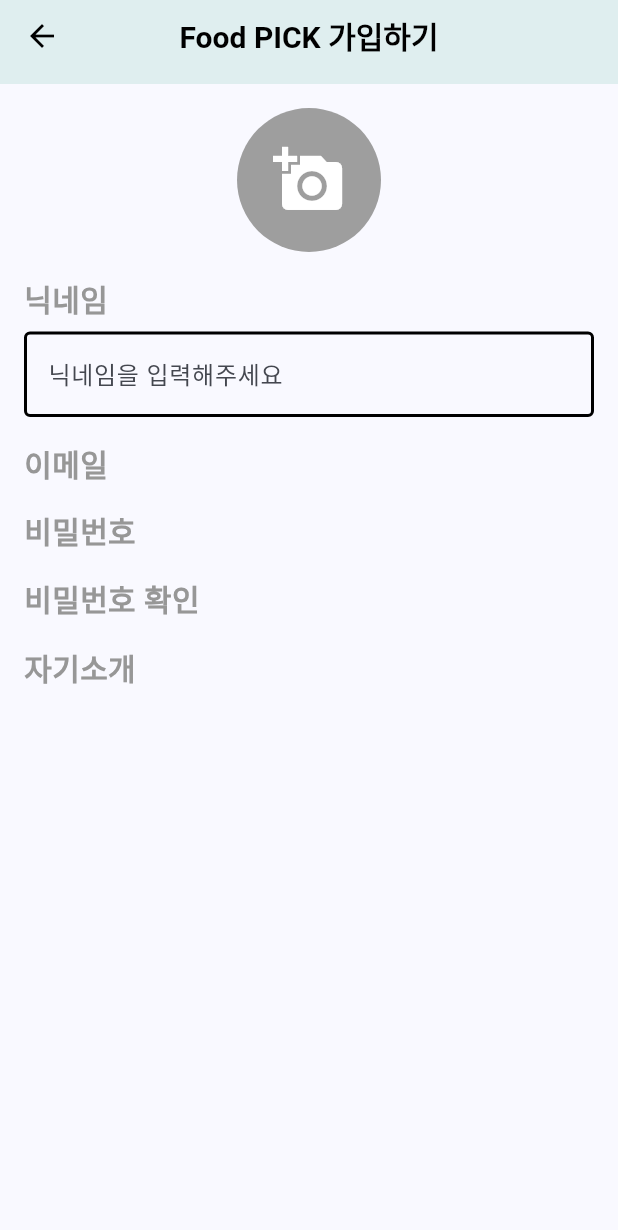
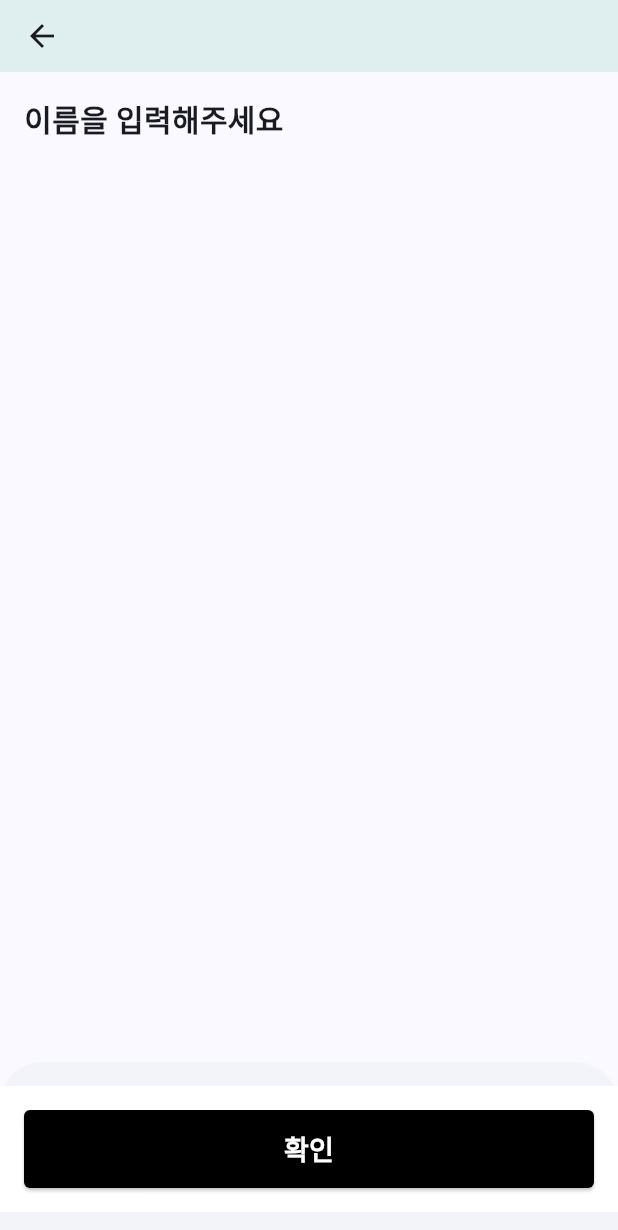
Before and after one commit to rara-record/flutter, a Flutter app: the RegisterScreen screen opened by its route, on a phone screen of 412 x 824 dp. Shown: the top 1230 px of the screen. Run offline on Flutter 3.47's test engine with Material 3 defaults, Android fonts, the phone set to English and light mode, and no system bars; our stand-ins replace flutter_hooks, supabase_flutter; accounts and stored records are empty.

Commit message:
feat: 현재 스텝에 따라 제목 텍스트를 변경

```diff
--- a/intro/lib/screen/register_screen.dart
+++ b/intro/lib/screen/register_screen.dart
@@ -1,195 +1,77 @@
-import 'dart:io';
+import 'package:flutter/material.dart';
+import 'package:flutter_hooks/flutter_hooks.dart';
+import 'package:intro/widget/buttons.dart';
 
-import 'package:flutter/material.dart';
-import 'package:intro/widget/appbar.dart';
-import 'package:image_picker/image_picker.dart';
-import 'package:intro/widget/text_fields.dart';
-import 'package:intro/widget/texts.dart';
+// 이전 스텝의 일부 UI 요소가 그대로 남아있는 상태에서 다음 스텝으로 이동한다.
+// 이전 단계에서 입력된 정보를 계속해서 유지하면서 추가적인 입력을 받는 구조
 
-class RegisterScreen extends StatefulWidget {
+// 각 스텝마다 UI의 변화를 주면서 동일한 위젯을 업데이트 하고,
+// 사용자가 이전에 입력한 정보는 유지하면서 새로운 정보를 입력할 수 있도록 한다.
+
+// 예를 들어, 텍스트 필드와 설명 텍스트를 하나의 column에 두고, 이들의 내용을 변경해 나가는 방식이다.
+
+// 주요 변경 사항:
+// getSectionText: 현재 스텝에 따라 제목 텍스트를 변경합니다.
+// getTextFieldWidget: 각 스텝에 맞는 텍스트 필드를 반환하며, 이전에 입력된 값을 유지하고 현재 스텝에 맞는 입력을 받습니다.
+// goToNextStep: 다음 스텝으로 이동하며, 마지막 스텝에서 가입 절차를 완료합니다.
+// 이 방식으로 구현하면, 화면 상에서 이전 스텝에서 입력한 내용이 계속 유지되며, 새로운 입력만 추가됩니다. 이미지에서 보여주신 흐름에 따라 섹션 텍스트와 입력 필드가 단계별로 업데이트됩니다.
+
+enum RegisterStep { step1, step2, step3, step4, step5 }
+
+class RegisterScreen extends HookWidget {
   const RegisterScreen({super.key});
 
   @override
-  State<RegisterScreen> createState() => _RegisterScreenState();
-}
+  Widget build(BuildContext context) {
+    final currentStep = useState(RegisterStep.step1); // 현재 스텝
 
-class _RegisterScreenState extends State<RegisterScreen> {
-  File? profileImg;
-  final TextEditingController _nameController = TextEditingController();
-  // final TextEditingController _emailController = TextEditingController();
-  // final TextEditingController _passwordController = TextEditingController();
-  // final TextEditingController _passwordReController = TextEditingController();
-  // final TextEditingController _introduceController = TextEditingController();
+    // 현재 스텝에 따라 제목 텍스트를 반환하는 함수
+    String getSectionText() {
+      switch (currentStep.value) {
+        case RegisterStep.step1:
+          return '이름을 입력해주세요';
+        case RegisterStep.step2:
+          return '생년월일을 입력해주세요';
+        case RegisterStep.step3:
+          return '성별을 선택해주세요';
+        case RegisterStep.step4:
+          return '국적을 선택해주세요';
+        case RegisterStep.step5:
+          return '휴대폰 번호를 입력해주세요';
+      }
+    }
 
-  @override
-  Widget build(BuildContext context) {
     return Scaffold(
-      appBar: const CommonAppBar(
-        title: 'Food PICK 가입하기',
-        isLeading: true,
-      ),
-      body: Container(
-        margin: const EdgeInsets.all(16),
-        child: Column(
-          crossAxisAlignment: CrossAxisAlignment.start,
-          children: [
-            // 프로필 사진
-            GestureDetector(
-                child: _buildProfile(),
-                // 프로필 이미지 변경 및 삭체 팝업 띄우기
-                onTap: () {
-                  showBottomSheetAboutProfile();
-                }),
-
-            const SizedBox(height: 16),
-
-            // 섹션 및 입력 필드들
-            const SectionText(text: '닉네임', textColor: Color(0xff979797)),
-            const SizedBox(height: 8),
-            TextFormFieldCustom(
-              hintText: '닉네임을 입력해주세요',
-              isPasswordField: false,
-              isReadOnly: false,
-              keyboardType: TextInputType.name,
-              textInputAction: TextInputAction.next,
-              validator: (value) => inputNameValidator(value),
-              controller: _nameController,
-            ),
-
-            const SizedBox(height: 16),
-
-            const SectionText(text: '이메일', textColor: Color(0xff979797)),
-
-            const SizedBox(height: 16),
-            const SectionText(text: '비밀번호', textColor: Color(0xff979797)),
-
-            const SizedBox(height: 16),
-            const SectionText(text: '비밀번호 확인', textColor: Color(0xff979797)),
-
-            const SizedBox(height: 16),
-            const SectionText(text: '자기소개', textColor: Color(0xff979797)),
-          ],
-        ),
-      ),
-    );
-  }
-
-  Widget _buildProfile() {
-    if (profileImg == null) {
-      // 이미지가 없을 경우
-      return const Center(
-        child: CircleAvatar(
-          radius: 48,
-          backgroundColor: Colors.grey,
-          child: Icon(
-            Icons.add_a_photo,
-            size: 48,
-            color: Colors.white,
+        appBar: AppBar(),
+        body: Padding(
+          padding: const EdgeInsets.all(16),
+          child: Column(
+            crossAxisAlignment: CrossAxisAlignment.start,
+            children: [
+              // 현재 스텝에 따른 제목 표시
+              Text(getSectionText(),
+                  style: const TextStyle(
+                    fontSize: 20,
+                    fontWeight: FontWeight.bold,
+                  ))
+            ],
           ),
         ),
-      );
-    } else {
-      // 이미지가 존재할 경우
-      return Center(
-        child: CircleAvatar(
-          radius: 48,
-          backgroundColor: Colors.grey,
-          backgroundImage: FileImage(profileImg!),
-        ),
-      );
-    }
-  }
-
-  void showBottomSheetAboutProfile() {
-    showModalBottomSheet(
-      context: context,
-      // 위젯 뱉어주기
-      builder: (context) {
-        return SizedBox(
-          width: double.infinity,
-          child: Column(
-            mainAxisSize: MainAxisSize.min,
-            children: [
-              // 사진 촬영 버튼
-              TextButton(
+        bottomSheet: Container(
+            padding: const EdgeInsets.all(16),
+            margin: const EdgeInsets.symmetric(vertical: 16),
+            color: Colors.white,
+            child: SizedBox(
+              width: double.infinity,
+              height: 52,
+              child: ElevatedButtonCustom(
+                text: '확인',
+                backgroundColor: Colors.black,
+                textColor: Colors.white,
                 onPressed: () {
-                  Navigator.pop(context);
-                  getCameraImage();
+                  currentStep.value = RegisterStep.step2;
                 },
-                child: const Text('사진 촬영',
-                    style: TextStyle(
-                      color: Colors.black,
-                      fontSize: 18,
-                    )),
               ),
-              // 앨범에서 사진 선택
-              TextButton(
-                onPressed: () {
-                  Navigator.pop(context);
-                  getGalleryImage();
-                },
-                child: const Text('앨범에서 사진 선택',
-                    style: TextStyle(
-                      color: Colors.black,
-                      fontSize: 18,
-                    )),
-              ),
-              // 프로필 사진 삭제
-              TextButton(
-                onPressed: () {
-                  Navigator.pop(context);
-                  deleteProfileImage();
-                },
-                child: const Text('프로필 사진 삭제',
-                    style: TextStyle(
-                      color: Colors.black,
-                      fontSize: 18,
-                    )),
-              ),
-            ],
-          ),
-        );
-      },
-    );
-  }
-
-  Future<void> getCameraImage() async {
-    // 카메라로 사진 촬영하여 이미지 파일을 가져오는 함수
-    var image = await ImagePicker().pickImage(
-      source: ImageSource.camera,
-      imageQuality: 10,
-    );
-    if (image != null) {
-      setState(() {
-        profileImg = File(image.path);
-      });
-    }
-  }
-
-  Future<void> getGalleryImage() async {
-    // 앨범에서 사진 선택하는 함수
-    var image = await ImagePicker().pickImage(
-      source: ImageSource.gallery,
-      imageQuality: 10,
-    );
-    if (image != null) {
-      setState(() {
-        profileImg = File(image.path);
-      });
-    }
-  }
-
-  void deleteProfileImage() {
-    // 프로필 사진 삭제
-    setState(() {
-      profileImg = null;
-    });
-  }
-
-  inputNameValidator(value) {
-    // 닉네임 필드 검증 함수
-    if (value.isEmpty) {
-      return 'ㄴ닉네임을 입력해주세요';
-    }
+            )));
   }
 }
```
